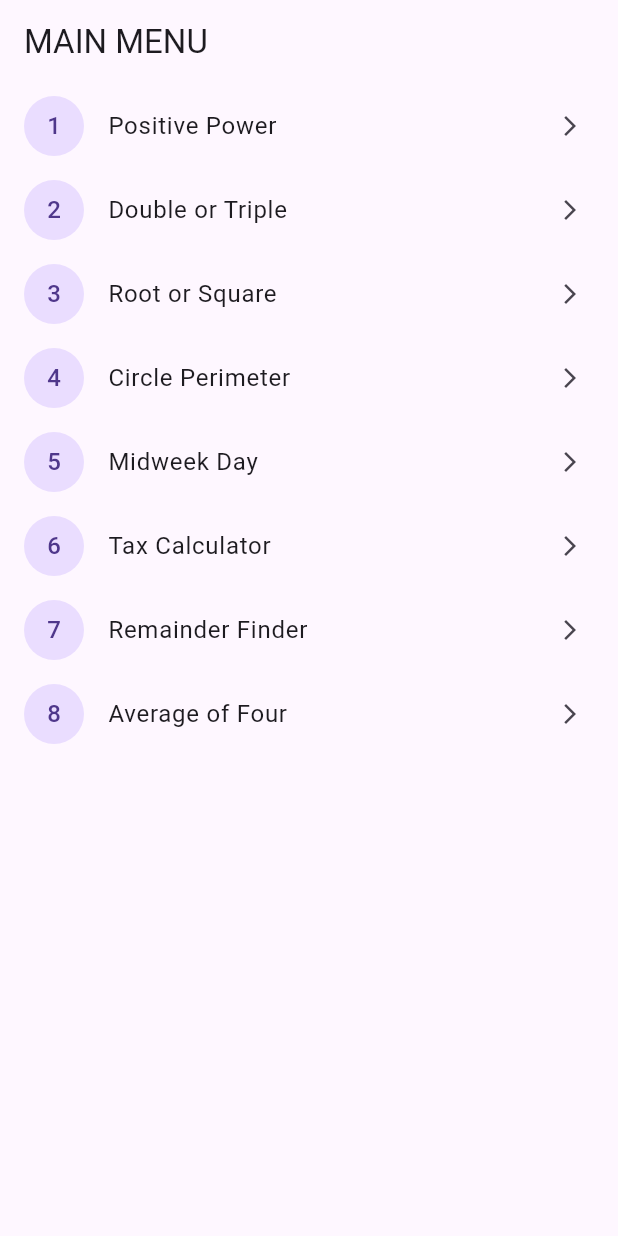
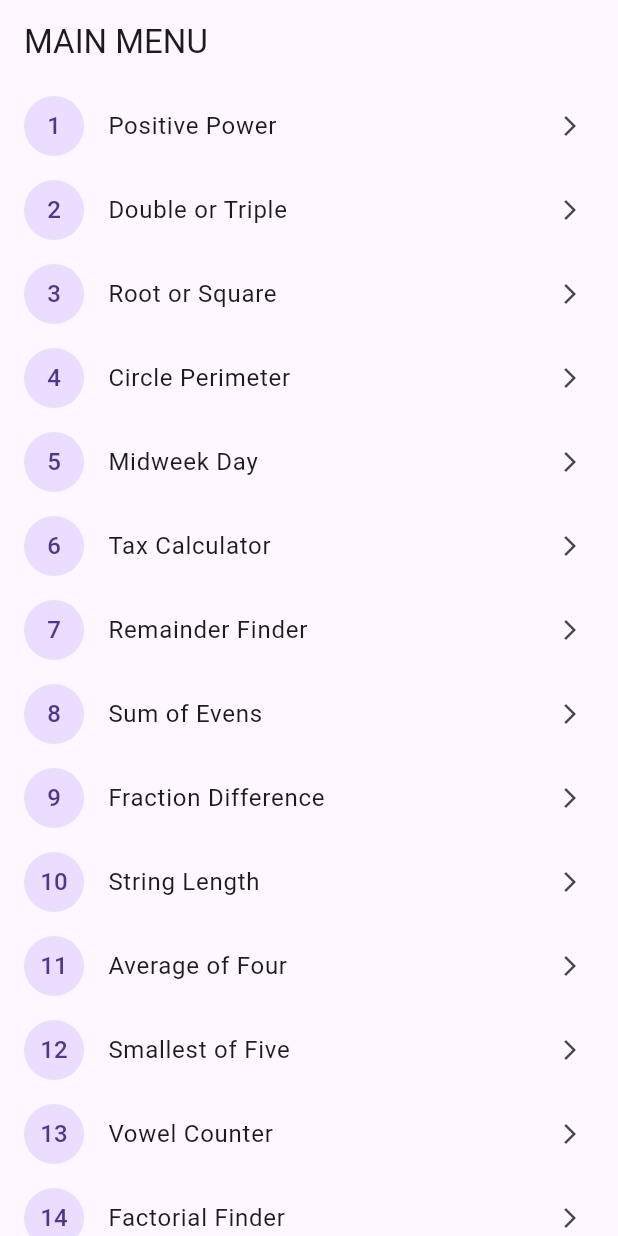
Before and after one commit to dcanosu/DartFlutterExercises, a Flutter app: the screen it shows after launch, on a phone screen of 412 x 824 dp. Run offline on Flutter 3.47's test engine with Material 3 defaults, Android fonts, the phone set to English and light mode, and no system bars.

Commit message:
feat: Adding exercises pending

```diff
--- /dev/null
+++ b/exercise_flutter_app/lib/exercises/factorial_finder.dart
@@ -0,0 +1,24 @@
+import "exercise_base.dart";
+
+class FactorialFinder implements Exercise {
+  final int number;
+
+  FactorialFinder(this.number);
+
+  @override
+  String get title => "Factorial Finder";
+
+  @override
+  String execute() {
+    int n = number;
+    if (n >= 0) {
+      int factorial = 1;
+      for (int i = 1; i <= n; i++) {
+        factorial *= i;
+      }
+      return "Result: $factorial";
+    } else {
+      return "Result: Invalid number.";
+    }
+  }
+}
--- /dev/null
+++ b/exercise_flutter_app/lib/exercises/smallest_five.dart
@@ -0,0 +1,26 @@
+import "exercise_base.dart";
+
+class SmallestOfFive implements Exercise {
+  final List<double> numbers;
+
+  SmallestOfFive(this.numbers);
+
+  @override
+  String get title => "Smallest of Five";
+
+  @override
+  String execute() {
+    if (numbers.isEmpty) {
+      return "Result: No numbers provided.";
+    }
+
+    double smallest = numbers[0];
+
+    for (var number in numbers) {
+      if (number < smallest) {
+        smallest = number;
+      }
+    }
+    return "Result: $smallest";
+  }
+}
--- /dev/null
+++ b/exercise_flutter_app/lib/exercises/string_length.dart
@@ -0,0 +1,15 @@
+import "exercise_base.dart";
+
+class StringLength implements Exercise {
+  final String word;
+
+  StringLength(this.word);
+
+  @override
+  String get title => "String Length";
+
+  @override
+  String execute() {
+    return "Result: ${word.length}";
+  }
+}
--- /dev/null
+++ b/exercise_flutter_app/lib/exercises/sum_evens.dart
@@ -0,0 +1,17 @@
+import "exercise_base.dart";
+
+class SumOfEvens implements Exercise {
+  @override
+  String get title => "Sum of Evens";
+
+  @override
+  String execute() {
+    int sum = 0;
+    for (int i = 1; i <= 50; i++) {
+      if (i % 2 == 0) {
+        sum += i;
+      }
+    }
+    return "Result: $sum";
+  }
+}
--- /dev/null
+++ b/exercise_flutter_app/lib/exercises/vowel_counter.dart
@@ -0,0 +1,26 @@
+import "exercise_base.dart";
+
+class VowelCounter implements Exercise {
+  final String word;
+
+  VowelCounter(this.word);
+
+  @override
+  String get title => "Vowel Counter";
+
+  @override
+  String execute() {
+    int count = 0;
+    String lowerWord = word.toLowerCase();
+    for (int i = 0; i < lowerWord.length; i++) {
+      if (lowerWord[i] == 'a' ||
+          lowerWord[i] == 'e' ||
+          lowerWord[i] == 'i' ||
+          lowerWord[i] == 'o' ||
+          lowerWord[i] == 'u') {
+        count++;
+      }
+    }
+    return "Result: $count";
+  }
+}
--- a/exercise_flutter_app/lib/exercises_registry.dart
+++ b/exercise_flutter_app/lib/exercises_registry.dart
@@ -1,12 +1,19 @@
 import "exercises/exercise_base.dart";
 import "exercises/positive_power.dart";
-import "exercises/average_of_four.dart";
-import "exercises/circle_perimeter.dart";
 import "exercises/double_triple.dart";
 import "exercises/root_square.dart";
+import "exercises/circle_perimeter.dart";
 import "exercises/midweek_day.dart";
 import "exercises/tax_calculator.dart";
 import "exercises/remainder_finder.dart";
+import "exercises/sum_evens.dart";
+import "exercises/fraction_difference.dart";
+import "exercises/string_length.dart";
+import "exercises/average_of_four.dart";
+import "exercises/smallest_five.dart";
+import "exercises/vowel_counter.dart";
+import "exercises/factorial_finder.dart";
+import "exercises/inrange_validator.dart";
 
 class ExerciseItem {
   final String title;
@@ -73,6 +80,30 @@ final List<ExerciseItem> allExercises = [
       inputs.length > 1 ? inputs[1].toInt() : 0,
     ),
   ),
+
+  ExerciseItem(
+    title: "Sum of Evens",
+    description: "Calculates the sum of even numbers from 1 to 50.",
+    inputLabels: [],
+    builder: (inputs) => SumOfEvens(),
+  ),
+  ExerciseItem(
+    title: "Fraction Difference",
+    description: "Calculates the difference between two fractions.",
+    inputLabels: ["Numerator 1:", "Denominator 1:", "Numerator 2:", "Denominator 2:"],
+    builder: (inputs) => FractionDifference(
+      inputs.length > 0 ? inputs[0] : 0,
+      inputs.length > 1 ? inputs[1] : 1,
+      inputs.length > 2 ? inputs[2] : 0,
+      inputs.length > 3 ? inputs[3] : 1,
+    ),
+  ),
+  ExerciseItem(
+    title: "String Length",
+    description: "Calculates the length of a given string.",
+    inputLabels: ["Enter a string:"],
+    builder: (inputs) => StringLength(inputs.isNotEmpty ? inputs[0].toString() : ""),
+  ),
   ExerciseItem(
     title: "Average of Four",
     description: "Calculates the average of four numbers.",
@@ -84,4 +115,28 @@ final List<ExerciseItem> allExercises = [
       inputs.length > 3 ? inputs[3] : 0,
     ),
   ),
+  ExerciseItem(
+    title: "Smallest of Five",
+    description: "Finds the smallest number among five numbers.",
+    inputLabels: ["Number 1:", "Number 2:", "Number 3:", "Number 4:", "Number 5:"],
+    builder: (inputs) => SmallestOfFive(inputs),
+    ),
+  ExerciseItem(
+    title: "Vowel Counter",
+    description: "Counts the number of vowels in a given word.",
+    inputLabels: ["Enter a word:"],
+    builder: (inputs) => VowelCounter(inputs.isNotEmpty ? inputs[0].toString() : ""),
+  ),
+  ExerciseItem(
+    title: "Factorial Finder",
+    description: "Calculates the factorial of a given number.",
+    inputLabels: ["Enter a number:"],
+    builder: (inputs) => FactorialFinder(inputs.isNotEmpty ? inputs[0].toInt() : 0),
+  ),  ExerciseItem(
+    title: "In-Range Validator",
+    description: "Checks if a number is within a specified range.",
+    inputLabels: ["Enter a number:", "Enter the minimum value:", "Enter the maximum value:"],
+    builder: (inputs) => InRangeValidator(
+    inputs.length > 0 ? inputs[0].toInt() : 0,
+    )),
 ];
```
Also changed, not shown: exercise_flutter_app/lib/exercises/fraction_difference.dart (added, +50 -0 lines), exercise_flutter_app/lib/exercises/inrange_validator.dart (added, +21 -0 lines).
